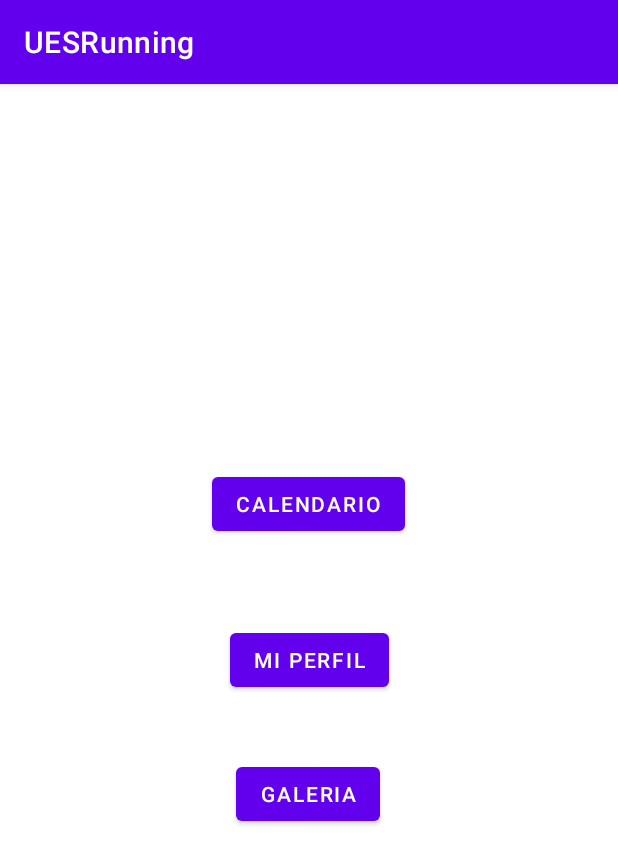
After one commit to Edenilson-Molina/UESRunning, an Android app: the fragment MisDatosFragment shown on its own in the app's theme, on a phone screen of 412 x 824 dp. The commit adds this screen. Shown: the top 864 px of the screen. Run offline under Robolectric (Android 15) with nearby library versions, the phone set to English and light mode, and no system bars.

Commit message:
add fragment y botones para mis datos

```diff
--- a/app/build.gradle
+++ b/app/build.gradle
@@ -40,6 +40,7 @@ dependencies {
     implementation 'androidx.lifecycle:lifecycle-viewmodel-ktx:2.6.1'
     implementation 'androidx.navigation:navigation-fragment:2.5.3'
     implementation 'androidx.navigation:navigation-ui:2.5.3'
+    implementation 'androidx.legacy:legacy-support-v4:1.0.0'
     testImplementation 'junit:junit:4.13.2'
     androidTestImplementation 'androidx.test.ext:junit:1.1.5'
     androidTestImplementation 'androidx.test.espresso:espresso-core:3.5.1'
--- a/app/src/main/java/sv/edu/ues/fia/eisi/uesrunning/MainActivity.java
+++ b/app/src/main/java/sv/edu/ues/fia/eisi/uesrunning/MainActivity.java
@@ -41,7 +41,7 @@ public class MainActivity extends AppCompatActivity {
         // Passing each menu ID as a set of Ids because each
         // menu should be considered as top level destinations.
         mAppBarConfiguration = new AppBarConfiguration.Builder(
-                R.id.nav_home, R.id.nav_gallery, R.id.nav_temporizador)
+                R.id.nav_home, R.id.nav_gallery, R.id.nav_temporizador, R.id.nav_misdatos)
                 .setOpenableLayout(drawer)
                 .build();
         NavController navController = Navigation.findNavController(this, R.id.nav_host_fragment_content_main);
--- /dev/null
+++ b/app/src/main/java/sv/edu/ues/fia/eisi/uesrunning/ui/misdatos/MisDatosFragment.java
@@ -0,0 +1,75 @@
+package sv.edu.ues.fia.eisi.uesrunning.ui.misdatos;
+
+import androidx.lifecycle.ViewModelProvider;
+
+import android.content.Intent;
+import android.os.Bundle;
+
+import androidx.annotation.NonNull;
+import androidx.annotation.Nullable;
+import androidx.fragment.app.Fragment;
+
+import android.view.LayoutInflater;
+import android.view.View;
+import android.view.ViewGroup;
+import android.widget.Button;
+
+import sv.edu.ues.fia.eisi.uesrunning.GaleriaActivity;
+import sv.edu.ues.fia.eisi.uesrunning.R;
+
+public class MisDatosFragment extends Fragment {
+
+    private MisDatosViewModel mViewModel;
+
+    public static MisDatosFragment newInstance() {
+        return new MisDatosFragment();
+    }
+
+    @Override
+    public View onCreateView(@NonNull LayoutInflater inflater, @Nullable ViewGroup container,
+                             @Nullable Bundle savedInstanceState) {
+        View view = inflater.inflate(R.layout.fragment_mis_datos, container, false);
+
+        // Inflate the layout for this fragment
+
+        //Button boton1 = view.findViewById(R.id.id_boton_calendario);
+        //boton1.setOnClickListener(new View.OnClickListener() {
+        //    @Override
+        //    public void onClick(View v) {
+        //        // Acción al pulsar el botón 1
+        //        Intent intent = new Intent(getActivity(), Activity1.class);
+        //        startActivity(intent);
+        //    }
+        //});
+
+        //Button boton2 = view.findViewById(R.id.id_boton_miperfil);
+        //boton2.setOnClickListener(new View.OnClickListener() {
+        //    @Override
+        //    public void onClick(View v) {
+        //        // Acción al pulsar el botón 2
+        //        Intent intent = new Intent(getActivity(), Activity2.class);
+        //        startActivity(intent);
+        //    }
+        //});
+
+        Button boton3 = view.findViewById(R.id.id_boton_galeria);
+        boton3.setOnClickListener(new View.OnClickListener() {
+            @Override
+            public void onClick(View v) {
+                // Acción al pulsar el botón 3
+                Intent intent = new Intent(getContext(), GaleriaActivity.class);
+                startActivity(intent);
+            }
+        });
+
+        return view;
+    }
+
+    @Override
+    public void onActivityCreated(@Nullable Bundle savedInstanceState) {
+        super.onActivityCreated(savedInstanceState);
+        mViewModel = new ViewModelProvider(this).get(MisDatosViewModel.class);
+        // TODO: Use the ViewModel
+    }
+
+}
--- /dev/null
+++ b/app/src/main/java/sv/edu/ues/fia/eisi/uesrunning/ui/misdatos/MisDatosViewModel.java
@@ -0,0 +1,7 @@
+package sv.edu.ues.fia.eisi.uesrunning.ui.misdatos;
+
+import androidx.lifecycle.ViewModel;
+
+public class MisDatosViewModel extends ViewModel {
+
+}
--- /dev/null
+++ b/app/src/main/res/drawable/ic_menu_misdatos.xml
@@ -0,0 +1,5 @@
+<vector android:height="24dp" android:tint="#000000"
+    android:viewportHeight="24" android:viewportWidth="24"
+    android:width="24dp" xmlns:android="http://schemas.android.com/apk/res/android">
+    <path android:fillColor="@android:color/white" android:pathData="M12,12c2.21,0 4,-1.79 4,-4s-1.79,-4 -4,-4 -4,1.79 -4,4 1.79,4 4,4zM12,14c-2.67,0 -8,1.34 -8,4v2h16v-2c0,-2.66 -5.33,-4 -8,-4z"/>
+</vector>
--- /dev/null
+++ b/app/src/main/res/layout/fragment_mis_datos.xml
@@ -0,0 +1,56 @@
+<?xml version="1.0" encoding="utf-8"?>
+<FrameLayout xmlns:android="http://schemas.android.com/apk/res/android"
+    xmlns:app="http://schemas.android.com/apk/res-auto"
+    xmlns:tools="http://schemas.android.com/tools"
+    android:layout_width="match_parent"
+    android:layout_height="match_parent"
+    tools:context=".ui.misdatos.MisDatosFragment">
+
+    <androidx.constraintlayout.widget.ConstraintLayout
+        android:layout_width="match_parent"
+        android:layout_height="match_parent">
+
+        <com.google.android.material.button.MaterialButton
+            android:id="@+id/id_boton_calendario"
+            android:layout_width="wrap_content"
+            android:layout_height="wrap_content"
+            android:text="Calendario"
+            app:layout_constraintBottom_toTopOf="@+id/id_boton_miperfil"
+            app:layout_constraintEnd_toEndOf="parent"
+            app:layout_constraintHorizontal_bias="0.498"
+            app:layout_constraintStart_toStartOf="parent"
+            app:layout_constraintTop_toTopOf="parent"
+            app:layout_constraintVertical_bias="0.82">
+
+        </com.google.android.material.button.MaterialButton>
+
+        <com.google.android.material.button.MaterialButton
+            android:id="@+id/id_boton_miperfil"
+            android:layout_width="wrap_content"
+            android:layout_height="wrap_content"
+            android:text="Mi Perfil"
+            app:layout_constraintBottom_toBottomOf="parent"
+            app:layout_constraintEnd_toEndOf="parent"
+            app:layout_constraintStart_toStartOf="parent"
+            app:layout_constraintTop_toTopOf="parent">
+
+        </com.google.android.material.button.MaterialButton>
+
+        <com.google.android.material.button.MaterialButton
+            android:id="@+id/id_boton_galeria"
+            android:layout_width="wrap_content"
+            android:layout_height="wrap_content"
+            android:text="Galeria"
+            app:layout_constraintBottom_toBottomOf="parent"
+            app:layout_constraintEnd_toEndOf="parent"
+            app:layout_constraintHorizontal_bias="0.498"
+            app:layout_constraintStart_toStartOf="parent"
+            app:layout_constraintTop_toBottomOf="@+id/id_boton_miperfil"
+            app:layout_constraintVertical_bias="0.133">
+
+        </com.google.android.material.button.MaterialButton>
+
+    </androidx.constraintlayout.widget.ConstraintLayout>
+
+
+</FrameLayout>
--- a/app/src/main/res/menu/activity_main_drawer.xml
+++ b/app/src/main/res/menu/activity_main_drawer.xml
@@ -16,5 +16,9 @@
             android:id="@+id/nav_temporizador"
             android:icon="@drawable/ic_menu_temporizador"
             android:title="@string/menu_temporizador" />
+        <item
+            android:id="@+id/nav_misdatos"
+            android:icon="@drawable/ic_menu_misdatos"
+            android:title="@string/menu_misdatos" />
     </group>
 </menu>
--- a/app/src/main/res/navigation/mobile_navigation.xml
+++ b/app/src/main/res/navigation/mobile_navigation.xml
@@ -22,4 +22,9 @@
         android:name="sv.edu.ues.fia.eisi.uesrunning.ui.temporizador.TemporizadorFragment"
         android:label="@string/menu_temporizador"
         tools:layout="@layout/fragment_temporizador" />
+    <fragment
+        android:id="@+id/nav_misdatos"
+        android:name="sv.edu.ues.fia.eisi.uesrunning.ui.misdatos.MisDatosFragment"
+        android:label="@string/menu_misdatos"
+        tools:layout="@layout/fragment_mis_datos" />
 </navigation>
--- a/app/src/main/res/values/strings.xml
+++ b/app/src/main/res/values/strings.xml
@@ -10,6 +10,9 @@
     <string name="menu_home">Home</string>
     <string name="menu_gallery">Gallery</string>
     <string name="menu_temporizador">Temporizador</string>
+    <string name="menu_misdatos">Mis Datos</string>
     <string name="textuesrunning">UES RUNNING</string>
+    <!-- TODO: Remove or change this placeholder text -->
+    <string name="hello_blank_fragment">Hello blank fragment</string>
 
 </resources>
```
Also changed, not shown: app/src/main/AndroidManifest.xml (+6 -6 lines), app/src/main/java/sv/edu/ues/fia/eisi/uesrunning/GaleriaActivity.java (added, +14 -0 lines), app/src/main/java/sv/edu/ues/fia/eisi/uesrunning/GaleriaFragment.java (added, +64 -0 lines), app/src/main/res/layout/activity_galeria.xml (added, +32 -0 lines), app/src/main/res/layout/fragment_galeria.xml (added, +32 -0 lines).
